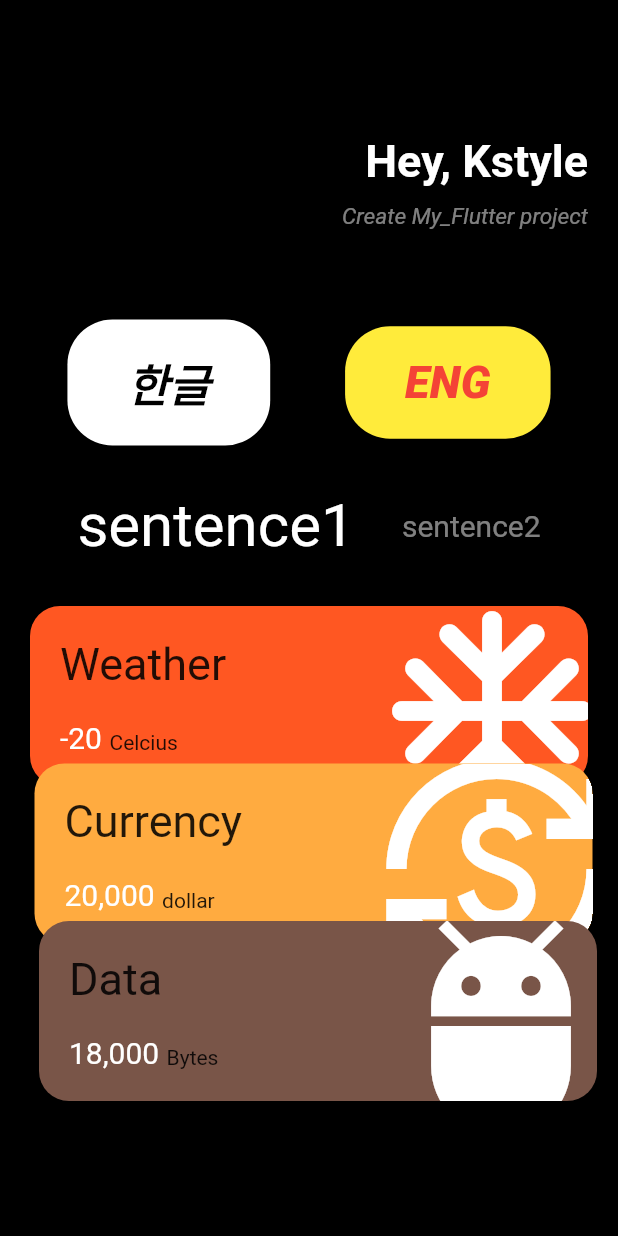
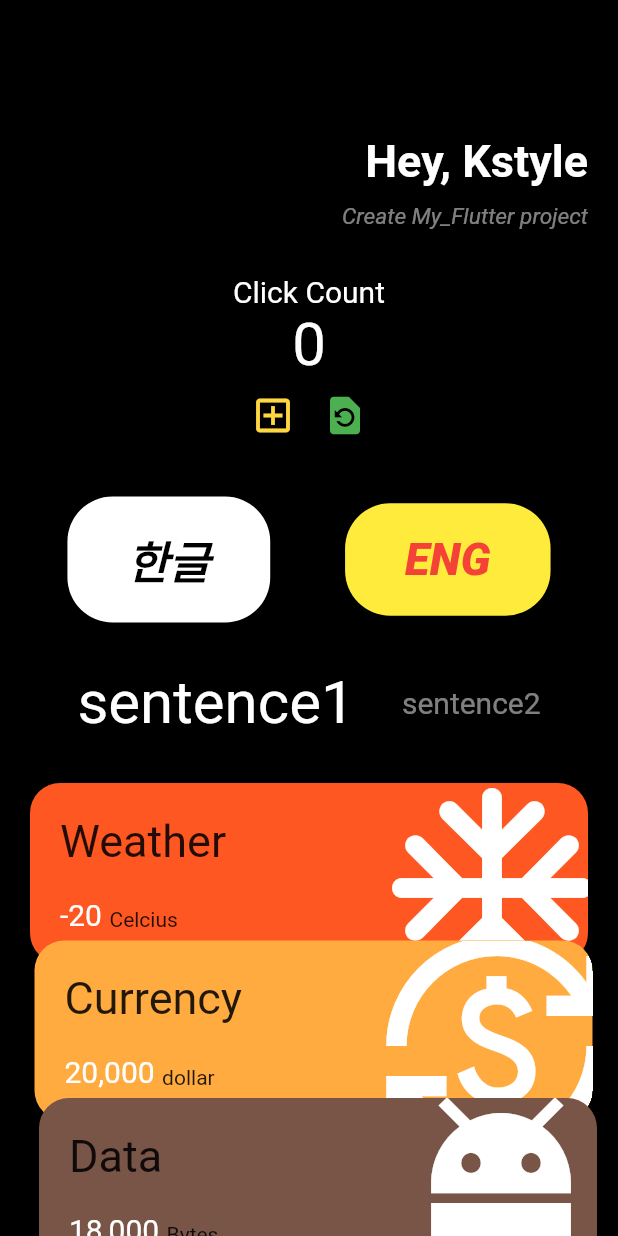
Before and after one commit to kstyle2198/my_flutter, a Flutter app: the screen it shows after launch, on a phone screen of 412 x 824 dp. Run offline on Flutter 3.47's test engine with Material 2 defaults, Android fonts, the phone set to English and light mode, and no system bars.

Commit message:
stateful widget counter

```diff
--- a/lib/main.dart
+++ b/lib/main.dart
@@ -4,7 +4,26 @@ void main() {
   runApp(MyApp());
 }
 
-class MyApp extends StatelessWidget {
+class MyApp extends StatefulWidget {
+  @override
+  State<MyApp> createState() => _MyAppState();
+}
+
+class _MyAppState extends State<MyApp> {
+  int counter = 0;
+
+  void onClicked() {
+    setState(() {
+      counter = counter + 1;
+    });
+  }
+
+  void reSet() {
+    setState(() {
+      counter = 0;
+    });
+  }
+
   @override
   Widget build(BuildContext context) {
     return MaterialApp(
@@ -49,7 +68,48 @@ class MyApp extends StatelessWidget {
                   ],
                 ),
                 const SizedBox(
-                  height: 60,
+                  height: 30,
+                ),
+                Column(
+                  children: [
+                    const Text(
+                      "Click Count",
+                      style: TextStyle(
+                        color: Colors.white,
+                        fontSize: 20,
+                      ),
+                    ),
+                    const SizedBox(
+                      width: 10,
+                    ),
+                    Text(
+                      '$counter',
+                      style: const TextStyle(
+                        color: Colors.white,
+                        fontSize: 40,
+                      ),
+                    ),
+                    Row(
+                      mainAxisAlignment: MainAxisAlignment.center,
+                      children: [
+                        IconButton(
+                          onPressed: onClicked,
+                          icon: const Icon(Icons.add_box_outlined),
+                          color: Colors.amberAccent,
+                          iconSize: 30,
+                        ),
+                        IconButton(
+                          onPressed: reSet,
+                          icon: const Icon(Icons.restore_page),
+                          color: Colors.green,
+                          iconSize: 30,
+                        ),
+                      ],
+                    ),
+                  ],
+                ),
+                const SizedBox(
+                  height: 30,
                 ),
                 Row(
                   mainAxisAlignment: MainAxisAlignment.spaceAround,
```
